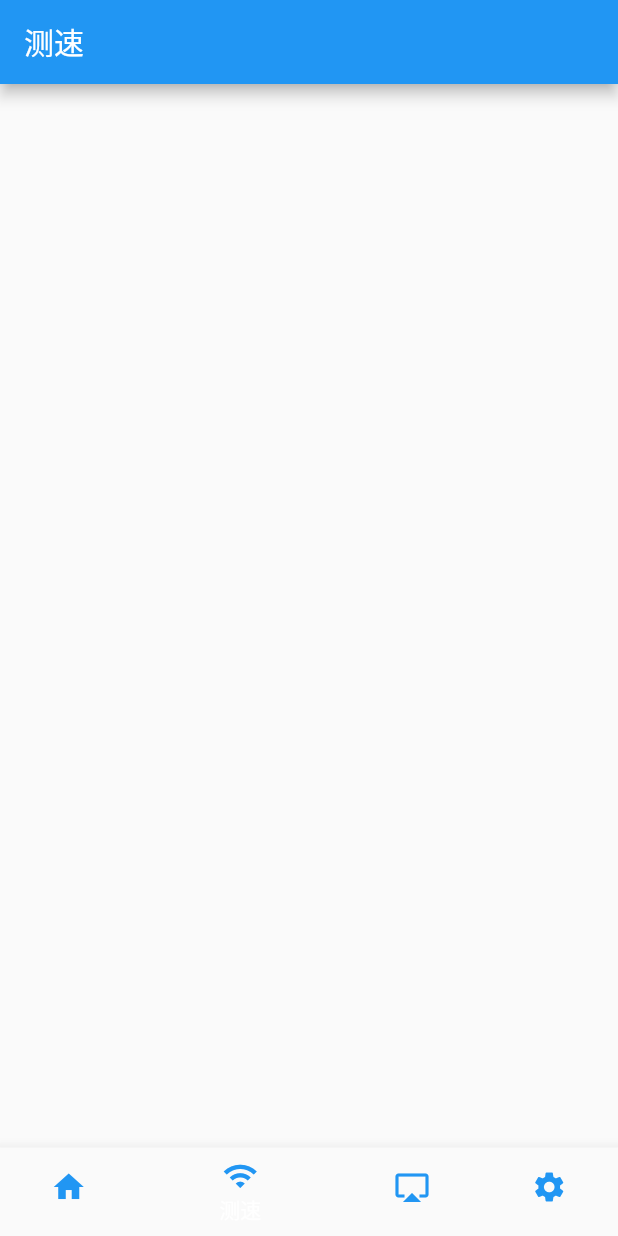
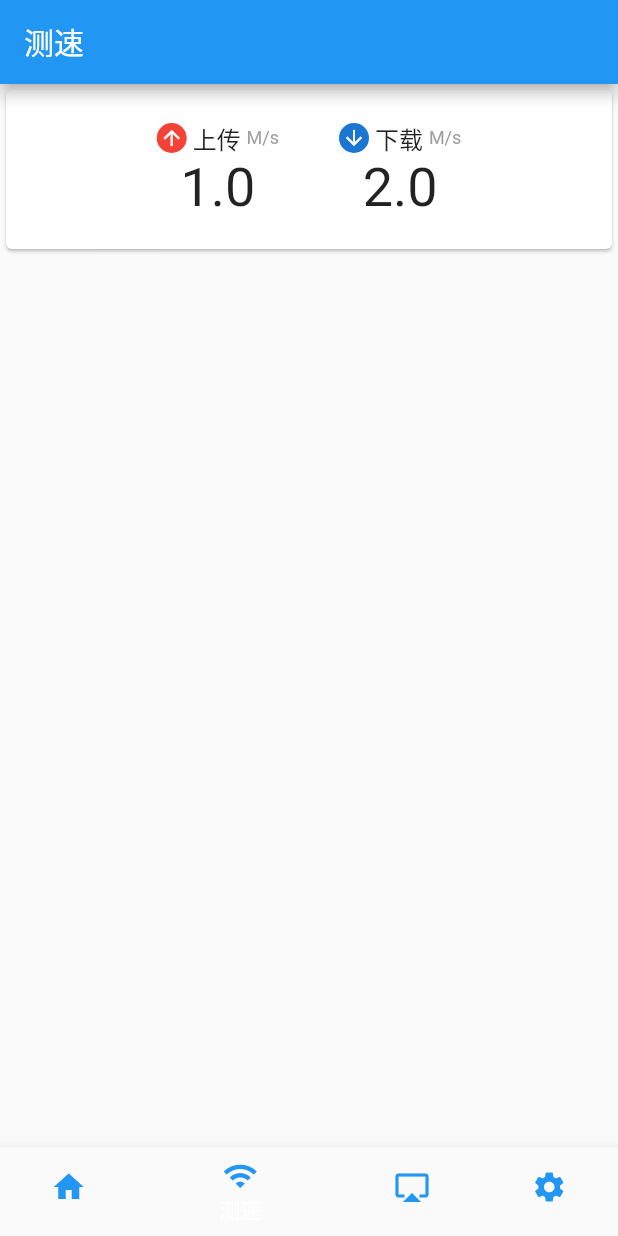
Before and after one commit to ZhipeiYang/WiFi_Tools, a Flutter app: the screen it shows after launch, item 2 of the bottom bar chosen, on a phone screen of 412 x 824 dp. Run offline on Flutter 3.47's test engine with Material 2 defaults, Android fonts, the phone set to English and light mode, and no system bars.

Commit message:
添加了测速界面的显示模块，可以通过传入参数动态改变数值，下个版本写后台实现，又到了吃饭时间，告辞

```diff
--- /dev/null
+++ b/lib/Class/net_speed.dart
@@ -0,0 +1,7 @@
+class NetSpeed{
+  String upload;
+  String download;
+
+  NetSpeed(this.upload,this.download);
+
+}
--- a/lib/Pages/home_screen.dart
+++ b/lib/Pages/home_screen.dart
@@ -73,7 +73,7 @@ class _HomeScreenState extends State<HomeScreen> {
   }
 
   //动态构建ListView用以展示搜索到的设备IP
-  Widget _getListView() {
+  _getListView() {
     if (listFlag == 0) {
       return Text('当前列表为空，请刷新');
     } else if (listFlag == 1) {
--- a/lib/Pages/speedtest_screen.dart
+++ b/lib/Pages/speedtest_screen.dart
@@ -1,14 +1,37 @@
 import 'package:flutter/material.dart';
+import 'package:wifitools/Tips/netspeed.dart';
 
-class SpeedTestScreen extends StatelessWidget {
+class SpeedTestScreen extends StatefulWidget {
+  @override
+  _SpeedTestScreenState createState() => _SpeedTestScreenState();
+}
 
+class _SpeedTestScreenState extends State<SpeedTestScreen> {
   @override
+  String _up = "1.0";
+  String _down = "2.0";
   Widget build(BuildContext context) {
-
+    var netSpeedWidget = NetSpeedWidget(_up, _down);
     return Scaffold(
-      appBar: AppBar(title:Text("测速")),
-      body: Container(
-
+      appBar: AppBar(
+        title: Text('测速'),
+      ),
+      body: Column(
+        children: <Widget>[
+          GestureDetector(
+            //点击时反应
+            onTap: () {
+              print("测速控件被点击");
+              setState(() {
+                _up = (double.parse(_up) + 1.0).toString();
+                _down = (double.parse(_down) + 1.0).toString();
+              });
+            },
+            child: Card(
+              child: netSpeedWidget,
+            ),
+          ),
+        ],
       ),
     );
   }
--- /dev/null
+++ b/lib/Tips/netspeed.dart
@@ -0,0 +1,77 @@
+import 'package:flutter/material.dart';
+
+class NetSpeedWidget extends StatelessWidget {
+  NetSpeedWidget(this.up, this.down) : super();
+  final String up, down;
+  @override
+  Widget build(BuildContext context) {
+    var _textStyle = TextStyle(fontSize: 36);
+    return Row(
+      mainAxisAlignment: MainAxisAlignment.center,
+      children: <Widget>[
+        Container(
+          margin: EdgeInsets.only(right: 20, top: 20, bottom: 20),
+          child: Column(
+            children: <Widget>[
+              Row(
+                children: <Widget>[
+                  CircleAvatar(
+                    backgroundColor: Colors.red,
+                    foregroundColor: Colors.white,
+                    radius: 10,
+                    child: Icon(
+                      Icons.arrow_upward,
+                      size: 16,
+                    ),
+                  ),
+                  Text(
+                    " 上传 ",
+                    style: TextStyle(fontSize: 16),
+                  ),
+                  Text(
+                    "M/s",
+                    style: TextStyle(fontSize: 12, color: Colors.grey),
+                  )
+                ],
+              ),
+              Text(
+                up,
+                style: _textStyle,
+              ),
+            ],
+          ),
+        ),
+        Container(
+          margin: EdgeInsets.only(left: 20, top: 20, bottom: 20),
+          child: Column(
+            children: <Widget>[
+              Row(
+                children: <Widget>[
+                  CircleAvatar(
+                    radius: 10,
+                    child: Icon(
+                      Icons.arrow_downward,
+                      size: 16,
+                    ),
+                  ),
+                  Text(
+                    " 下载 ",
+                    style: TextStyle(fontSize: 16),
+                  ),
+                  Text(
+                    "M/s",
+                    style: TextStyle(fontSize: 12, color: Colors.grey),
+                  )
+                ],
+              ),
+              Text(
+                down,
+                style: _textStyle,
+              ),
+            ],
+          ),
+        )
+      ],
+    );
+  }
+}
```
